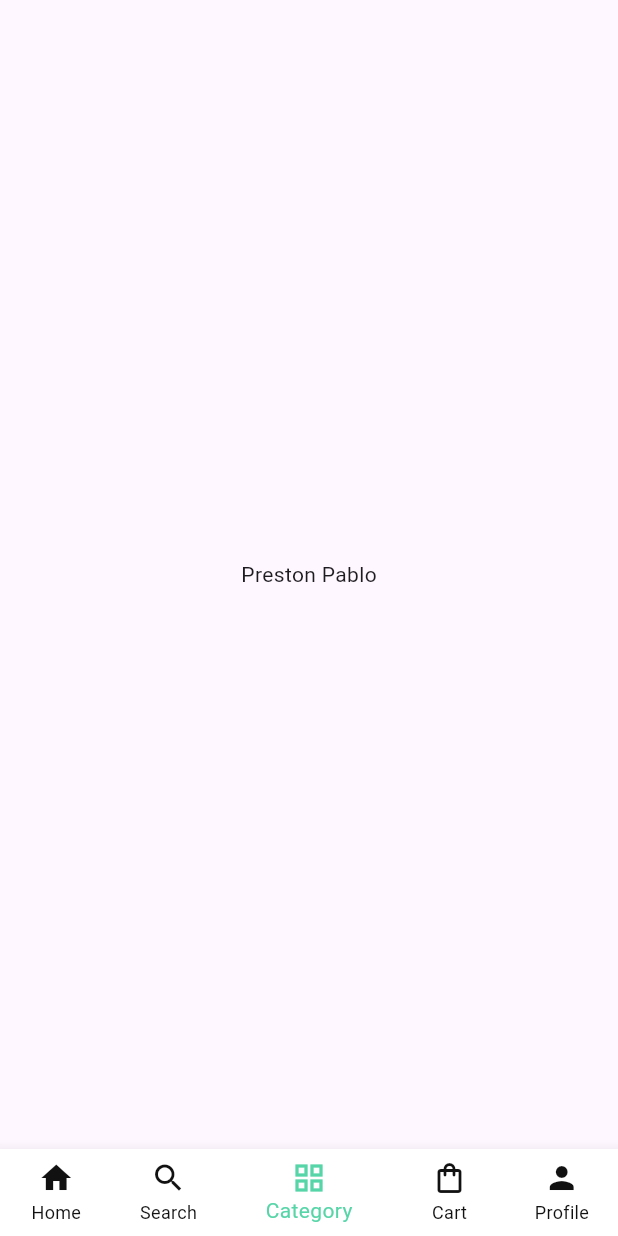
After one commit to CodeVee/flippy_flutter, a Flutter app: the screen it shows after launch, item 3 of the bottom bar chosen, on a phone screen of 412 x 824 dp. The commit adds this screen. Run offline on Flutter 3.47's test engine with Material 3 defaults, Android fonts, the phone set to English and light mode, and no system bars; our stand-ins replace google_fonts.

Commit message:
added navigation page

```diff
--- a/lib/main.dart
+++ b/lib/main.dart
@@ -14,7 +14,7 @@ class MainApp extends StatelessWidget {
       debugShowCheckedModeBanner: false,
       initialRoute: '/',
       routes: {
-        '/': (context) => HomePage(),
+        '/': (context) => const NavigationPage(),
         '/splash': (context) => const SplashPage(),
         '/welcome': (context) => const WelcomePage(),
         '/login-register': (context) => const LoginRegisterPage(),
--- a/lib/pages/home_page.dart
+++ b/lib/pages/home_page.dart
@@ -31,35 +31,6 @@ class HomePage extends StatelessWidget {
               color: Colors.white,
               size: 20,
             ),
-          ),
-        ],
-      ),
-      bottomNavigationBar: BottomNavigationBar(
-        selectedIconTheme: const IconThemeData(color: AppColors.mainGreen),
-        selectedItemColor: AppColors.mainGreen,
-        unselectedIconTheme: const IconThemeData(color: AppColors.mainDark),
-        unselectedItemColor: AppColors.mainDark,
-        showUnselectedLabels: true,
-        items: const [
-          BottomNavigationBarItem(
-            icon: Icon(Icons.home),
-            label: 'Home',
-          ),
-          BottomNavigationBarItem(
-            icon: Icon(Icons.search),
-            label: 'Search',
-          ),
-          BottomNavigationBarItem(
-            icon: Icon(Icons.grid_view_outlined),
-            label: 'Category',
-          ),
-          BottomNavigationBarItem(
-            icon: Icon(Icons.shopping_bag_outlined),
-            label: 'Cart',
-          ),
-          BottomNavigationBarItem(
-            icon: Icon(Icons.person),
-            label: 'Profile',
           ),
         ],
       ),
--- /dev/null
+++ b/lib/pages/navigation_page.dart
@@ -0,0 +1,71 @@
+import 'package:flippy_app/pages/home_page.dart';
+import 'package:flutter/material.dart';
+import 'package:flippy_app/themes/themes.dart';
+
+class NavigationPage extends StatefulWidget {
+  const NavigationPage({super.key});
+
+  @override
+  State<NavigationPage> createState() => _NavigationPageState();
+}
+
+class _NavigationPageState extends State<NavigationPage> {
+  int _selectedIndex = 0;
+
+  final _pages = [
+    HomePage(),
+    const Center(child: Text('P Square')),
+    const Center(child: Text('Preston Pablo')),
+    const Center(child: Text('Fave')),
+    const Center(child: Text('Davido')),
+  ];
+
+  void _changePage(int index) {
+    setState(() {
+      _selectedIndex = index;
+    });
+  }
+
+  @override
+  Widget build(BuildContext context) {
+    return Scaffold(
+      body: _pages.elementAt(_selectedIndex),
+      bottomNavigationBar: BottomNavigationBar(
+        currentIndex: _selectedIndex,
+        onTap: _changePage,
+        selectedIconTheme: const IconThemeData(color: AppColors.mainGreen),
+        selectedItemColor: AppColors.mainGreen,
+        unselectedIconTheme: const IconThemeData(color: AppColors.mainDark),
+        unselectedItemColor: AppColors.mainDark,
+        showUnselectedLabels: true,
+        items: const [
+          BottomNavigationBarItem(
+            icon: Icon(Icons.home),
+            label: 'Home',
+            backgroundColor: Colors.white,
+          ),
+          BottomNavigationBarItem(
+            icon: Icon(Icons.search),
+            label: 'Search',
+            backgroundColor: Colors.white,
+          ),
+          BottomNavigationBarItem(
+            icon: Icon(Icons.grid_view_outlined),
+            label: 'Category',
+            backgroundColor: Colors.white,
+          ),
+          BottomNavigationBarItem(
+            icon: Icon(Icons.shopping_bag_outlined),
+            label: 'Cart',
+            backgroundColor: Colors.white,
+          ),
+          BottomNavigationBarItem(
+            icon: Icon(Icons.person),
+            label: 'Profile',
+            backgroundColor: Colors.white,
+          ),
+        ],
+      ),
+    );
+  }
+}
--- a/lib/pages/pages.dart
+++ b/lib/pages/pages.dart
@@ -8,4 +8,5 @@ export 'reset_password_page.dart';
 export 'choose_location_page.dart';
 export 'select_location_page.dart';
 
+export 'navigation_page.dart';
 export 'home_page.dart';
```
